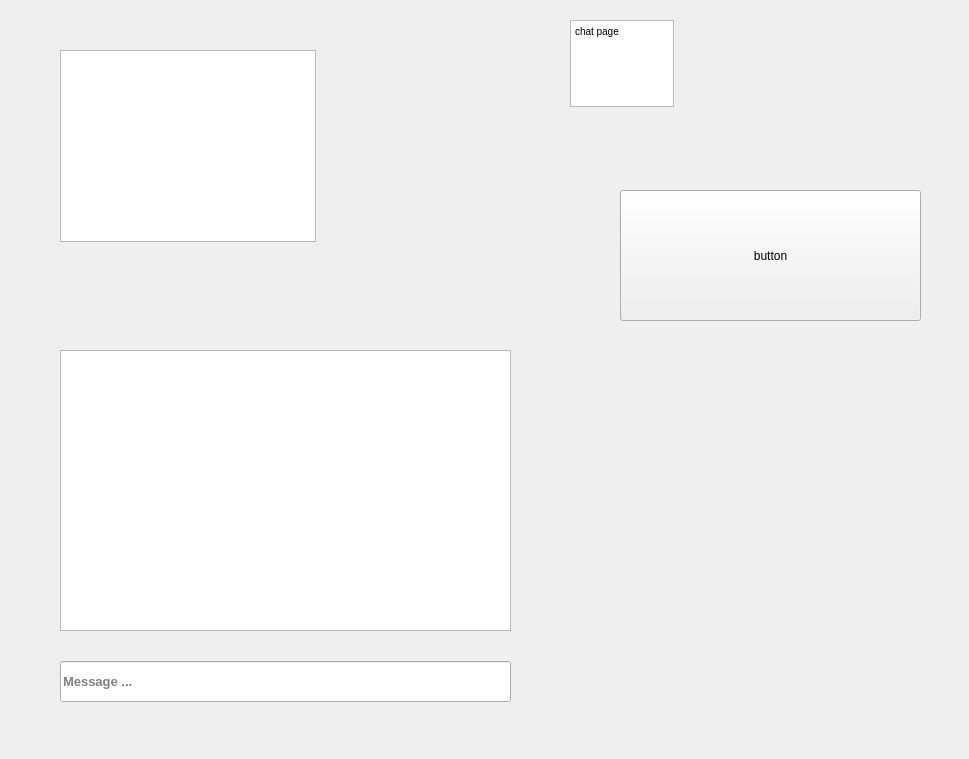
The window that layouts/chat.ui (ryantrain/Prodmax) describes before a commit, drawn with Qt 5.
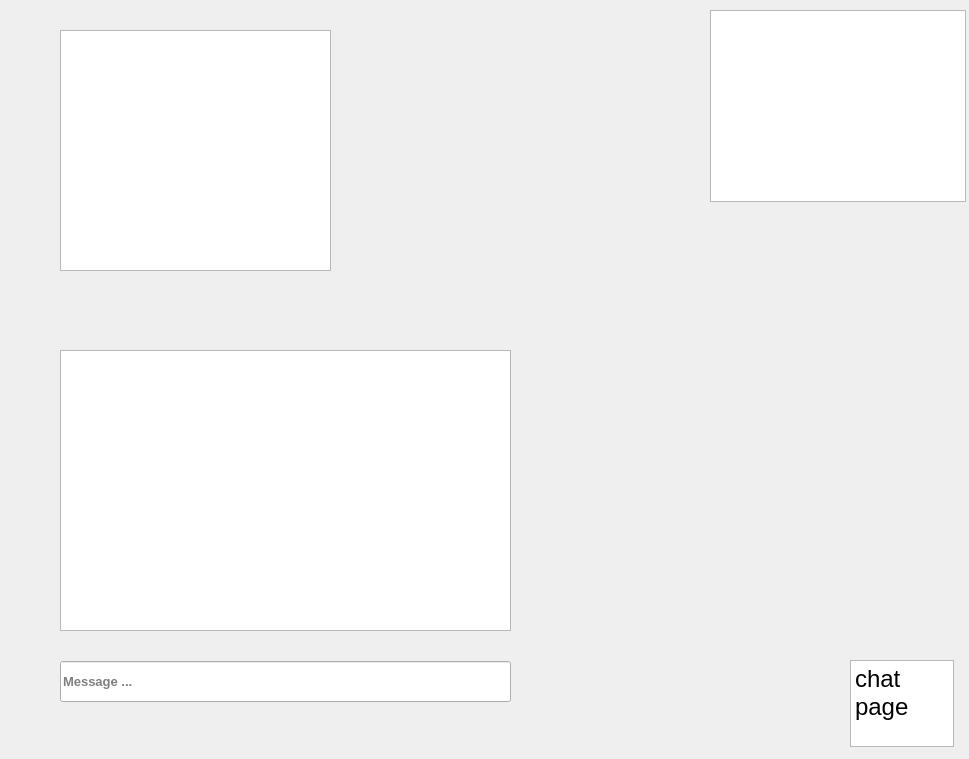
The same window after the commit.

Commit message: Separated friends list and channel lists

```diff
--- a/layouts/chat.ui
+++ b/layouts/chat.ui
@@ -14,55 +14,57 @@
    <string>Form</string>
   </property>
   <widget class="QWidget" name="centralwidget">
-   <widget class="QPushButton" name="button_1">
-    <property name="geometry">
-     <rect>
-      <x>620</x>
-      <y>190</y>
-      <width>301</width>
-      <height>131</height>
-     </rect>
-    </property>
-    <property name="text">
-     <string>button</string>
-    </property>
-   </widget>
    <widget class="QTextEdit" name="textEdit">
     <property name="geometry">
      <rect>
-      <x>570</x>
-      <y>20</y>
+      <x>850</x>
+      <y>660</y>
       <width>104</width>
       <height>87</height>
      </rect>
     </property>
+    <property name="font">
+     <font>
+      <pointsize>9</pointsize>
+     </font>
+    </property>
     <property name="html">
      <string>&lt;!DOCTYPE HTML PUBLIC &quot;-//W3C//DTD HTML 4.0//EN&quot; &quot;http://www.w3.org/TR/REC-html40/strict.dtd&quot;&gt;
 &lt;html&gt;&lt;head&gt;&lt;meta name=&quot;qrichtext&quot; content=&quot;1&quot; /&gt;&lt;style type=&quot;text/css&quot;&gt;
 p, li { white-space: pre-wrap; }
-&lt;/style&gt;&lt;/head&gt;&lt;body style=&quot; font-family:'MS Shell Dlg 2'; font-size:7.8pt; font-weight:400; font-style:normal;&quot;&gt;
-&lt;p style=&quot; margin-top:0px; margin-bottom:0px; margin-left:0px; margin-right:0px; -qt-block-indent:0; text-indent:0px;&quot;&gt;chat page&lt;/p&gt;&lt;/body&gt;&lt;/html&gt;</string>
+&lt;/style&gt;&lt;/head&gt;&lt;body style=&quot; font-family:'MS Shell Dlg 2'; font-size:9pt; font-weight:400; font-style:normal;&quot;&gt;
+&lt;p style=&quot; margin-top:0px; margin-bottom:0px; margin-left:0px; margin-right:0px; -qt-block-indent:0; text-indent:0px;&quot;&gt;&lt;span style=&quot; font-size:18pt;&quot;&gt;chat page&lt;/span&gt;&lt;/p&gt;&lt;/body&gt;&lt;/html&gt;</string>
     </property>
    </widget>
    <widget class="QListWidget" name="friends_list">
     <property name="geometry">
      <rect>
-      <x>60</x>
-      <y>50</y>
+      <x>710</x>
+      <y>10</y>
       <width>256</width>
       <height>192</height>
      </rect>
     </property>
+    <property name="font">
+     <font>
+      <pointsize>18</pointsize>
+     </font>
+    </property>
    </widget>
    <widget class="QWidget" name="profile_container" native="true">
     <property name="geometry">
      <rect>
-      <x>340</x>
-      <y>50</y>
-      <width>201</width>
+      <x>710</x>
+      <y>280</y>
+      <width>251</width>
       <height>271</height>
      </rect>
     </property>
+    <property name="font">
+     <font>
+      <pointsize>18</pointsize>
+     </font>
+    </property>
    </widget>
    <widget class="QListWidget" name="chat_window">
     <property name="geometry">
@@ -100,6 +102,19 @@
      <string>Message ...</string>
     </property>
    </widget>
+   <widget class="QListWidget" name="channel_list">
+    <property name="geometry">
+     <rect>
+      <x>60</x>
+      <y>30</y>
+      <width>271</width>
+      <height>241</height>
+     </rect>
+    </property>
+    <property name="wordWrap">
+     <bool>true</bool>
+    </property>
+   </widget>
   </widget>
  </widget>
  <resources/>
```
Left out of the diff: 5 changed lines with no effect on the pictures. The commit also changes 10 other files.
